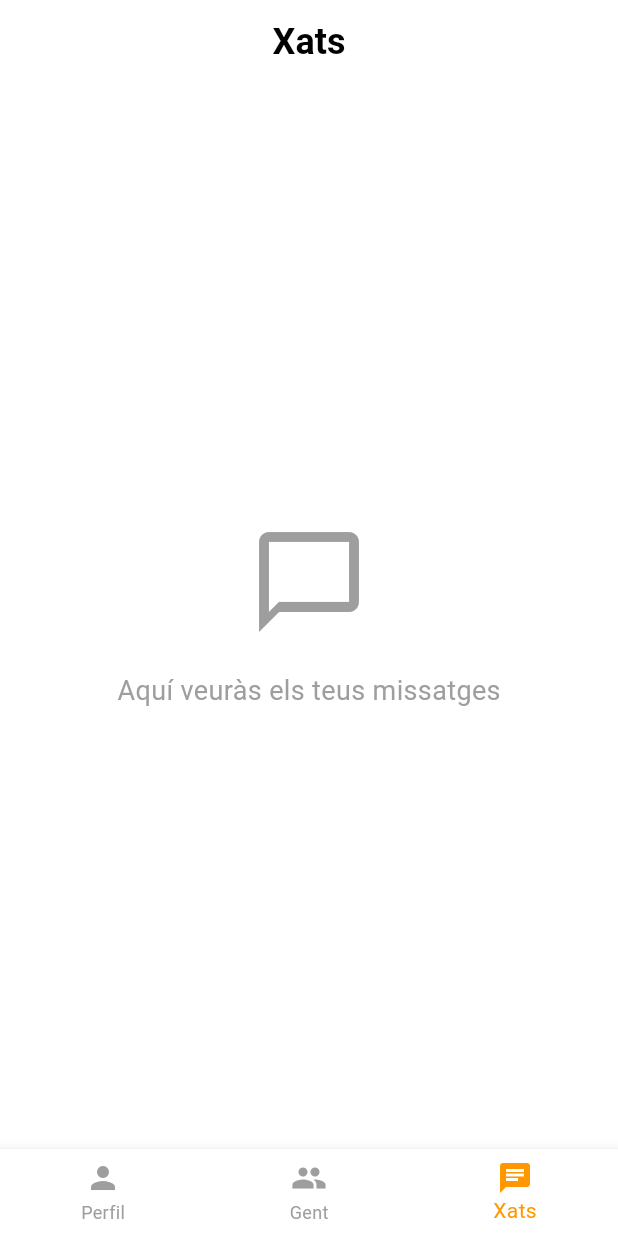
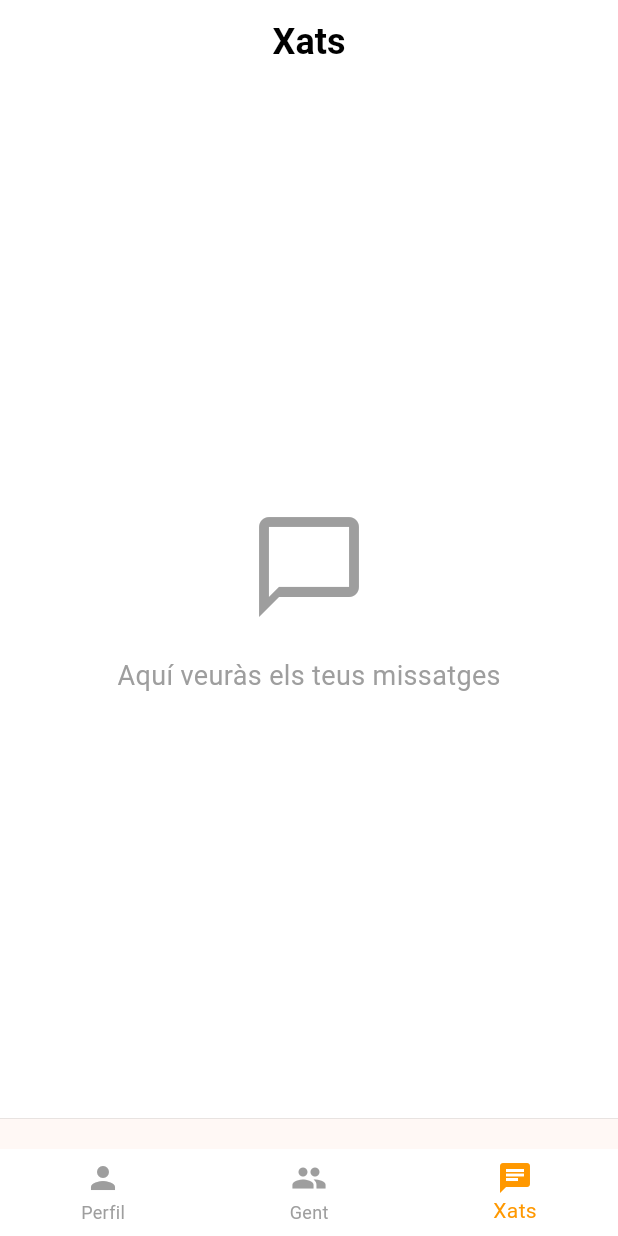
Before and after one commit to dbdev1711/catalanets, a Flutter app: the BottomNavBar screen opened directly, item 3 of the bottom bar chosen, on a phone screen of 412 x 824 dp. Run offline on Flutter 3.47's test engine with Material 3 defaults, Android fonts, the phone set to English and light mode, and no system bars; our stand-ins replace cloud_firestore, firebase_auth, firebase_core, firebase_storage, image_picker, shared_preferences; accounts and stored records are empty.

Commit message:
Amplio padding botons del navbar

```diff
--- a/lib/utils/bottom_nav_bar.dart
+++ b/lib/utils/bottom_nav_bar.dart
@@ -22,23 +22,24 @@ class _BottomNavBarState extends State<BottomNavBar> {
   @override
   Widget build(BuildContext context) {
     return Scaffold(
-      // Forcem que el contingut no passi per sota de la barra [cite: 2026-01-05]
       extendBody: false,
       body: IndexedStack(
         index: _selectedIndex,
         children: _pantalles,
       ),
       bottomNavigationBar: Container(
-        // Afegim una vora superior per separar clarament del fons negre de Gent
         decoration: const BoxDecoration(
-          border: Border(top: BorderSide(color: Colors.white12, width: 0.5)),
+          border: Border(top: BorderSide(color: Colors.black12, width: 0.5)),
         ),
+        child: Padding(
+          padding: const EdgeInsets.only(top: 20),
           child: BottomNavigationBar(
-          type: BottomNavigationBarType.fixed, // Vital per a Chrome [cite: 2026-01-05]
+            type: BottomNavigationBarType.fixed,
             backgroundColor: Colors.white,
             selectedItemColor: Colors.orange,
             unselectedItemColor: Colors.grey,
             currentIndex: _selectedIndex,
+            elevation: 0,
             onTap: (index) => setState(() => _selectedIndex = index),
             items: const [
               BottomNavigationBarItem(icon: Icon(Icons.person), label: 'Perfil'),
@@ -47,6 +48,7 @@ class _BottomNavBarState extends State<BottomNavBar> {
             ],
           ),
         ),
+      ),
     );
   }
 }
```
Lines whose indentation alone changed are shown as unchanged.
